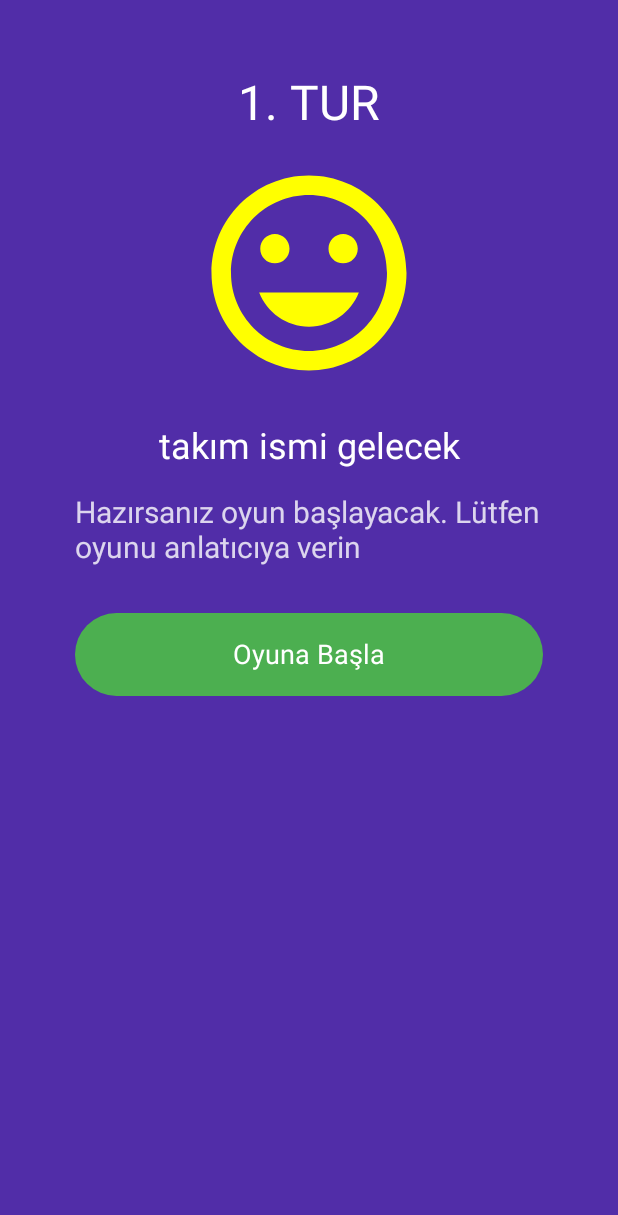
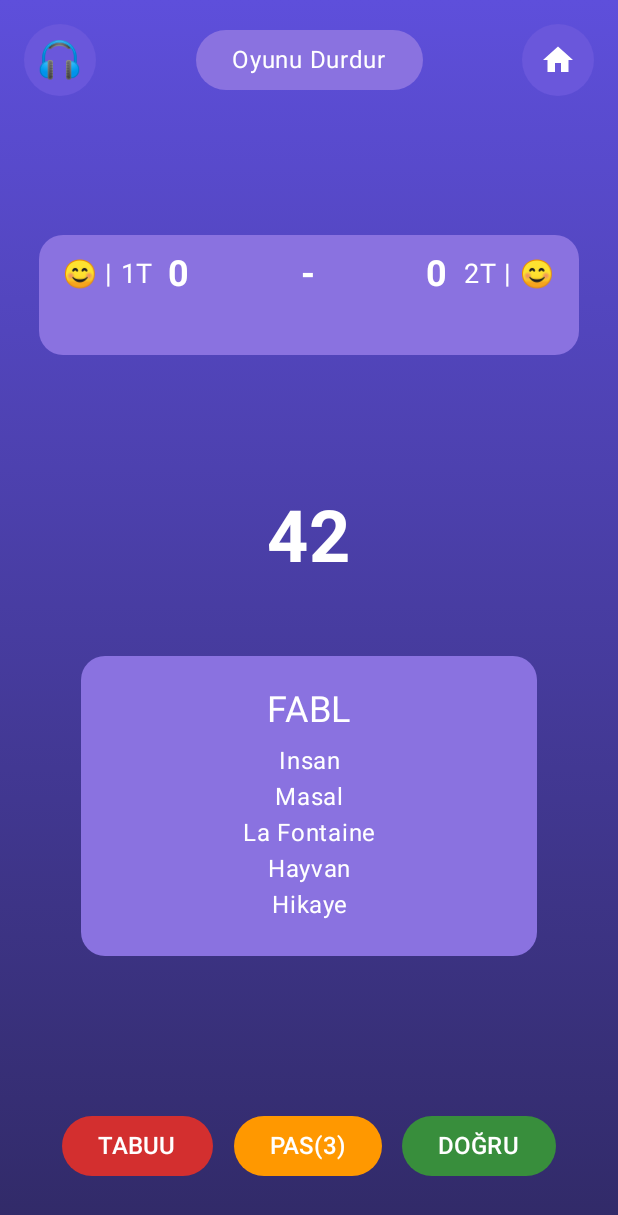
Before and after one commit to dumanYusuf/TabuChallenge, an Android app built with Jetpack Compose: the StartingPage screen opened through its navigation route, after a tap on "Oyuna Başla", on a phone screen of 412 x 824 dp. Shown: the top 1215 px of the screen. Run offline under Robolectric (Android 15) with nearby library versions, the phone set to English and light mode, and no system bars; our stand-ins replace Dagger/Hilt's generated code.

Commit message:
Game Screan UI completed

```diff
--- a/app/src/main/java/com/dumanyusuf/tabuchallenge/Screan.kt
+++ b/app/src/main/java/com/dumanyusuf/tabuchallenge/Screan.kt
@@ -5,4 +5,5 @@ sealed class Screan(val  route:String){
     object HowToPage:Screan("how_to_page")
     object TeamNamePage:Screan("team_name_page")
     object StartingPage:Screan("starting_page")
+    object GameScreanPage:Screan("game_screan")
 }
--- a/app/src/main/java/com/dumanyusuf/tabuchallenge/domain/repo/TabuRepo.kt
+++ b/app/src/main/java/com/dumanyusuf/tabuchallenge/domain/repo/TabuRepo.kt
@@ -1,10 +1,8 @@
 package com.dumanyusuf.tabuchallenge.domain.repo
 
+import com.dumanyusuf.tabuchallenge.domain.model.TeamName
 
 
 interface TabuRepo{
-
-
     suspend fun addTeamFirebase(team1:String,team2:String)
-
 }
--- /dev/null
+++ b/app/src/main/java/com/dumanyusuf/tabuchallenge/presentation/game_screan/Game Screan.kt
@@ -0,0 +1,228 @@
+package com.dumanyusuf.tabuchallenge.presentation.game_screen
+
+import androidx.compose.foundation.background
+import androidx.compose.foundation.layout.*
+import androidx.compose.foundation.shape.CircleShape
+import androidx.compose.foundation.shape.RoundedCornerShape
+import androidx.compose.material.icons.Icons
+import androidx.compose.material.icons.filled.Home
+import androidx.compose.material3.Button
+import androidx.compose.material3.ButtonDefaults
+import androidx.compose.material3.Divider
+import androidx.compose.material3.Icon
+import androidx.compose.material3.Text
+import androidx.compose.runtime.Composable
+import androidx.compose.ui.Alignment
+import androidx.compose.ui.Modifier
+import androidx.compose.ui.graphics.Color
+import androidx.compose.ui.text.style.TextAlign
+import androidx.compose.ui.unit.dp
+import androidx.compose.ui.unit.sp
+import androidx.compose.ui.graphics.Brush
+import androidx.compose.ui.text.font.FontWeight
+import androidx.compose.ui.unit.TextUnit
+import androidx.compose.ui.draw.clip
+import androidx.compose.ui.res.painterResource
+import com.dumanyusuf.tabuchallenge.domain.model.TeamName
+
+@Composable
+fun GameScrean() {
+    Column(
+        modifier = Modifier
+            .fillMaxSize()
+            .background(
+                Brush.verticalGradient(
+                    colors = listOf(
+                        Color(0xFF5E4FDB),
+                        Color(0xFF312A67)
+                    )
+                )
+            )
+            .padding(16.dp),
+        verticalArrangement = Arrangement.SpaceBetween,
+        horizontalAlignment = Alignment.CenterHorizontally
+    ) {
+        // Top Row
+        TopPanel()
+
+        TeamNameCompose()
+
+        // Timer & Words List
+        WordAndTimerSection()
+
+        // Buttons Section
+        ActionButtonsRow()
+    }
+}
+
+
+@Composable
+fun TeamNameCompose() {
+    Box(
+        modifier = Modifier
+            .fillMaxWidth()
+            .padding(10.dp)
+            .height(80.dp)
+            .clip(RoundedCornerShape(16.dp))
+            .background(Color(0xFF8A72E0))
+    ) {
+        Row(
+            modifier = Modifier
+                .fillMaxWidth()
+                .padding(horizontal = 16.dp, vertical = 12.dp),
+            horizontalArrangement = Arrangement.SpaceBetween,
+            verticalAlignment = Alignment.CenterVertically
+        ) {
+            // Birinci Takım ve Skor
+            Row(
+                verticalAlignment = Alignment.CenterVertically
+            ) {
+                Text(
+                    text = "😊 | 1T ",
+                    color = Color.White,
+                    fontSize = 18.sp,
+                    modifier = Modifier.padding(end = 4.dp)
+                )
+                Text(
+                    text = "0",
+                    color = Color.White,
+                    fontWeight = FontWeight.Bold,
+                    fontSize = 24.sp
+                )
+            }
+
+            // Skor Ayracı ve İkinci Takım Skoru
+            Text(
+                text = "-",
+                color = Color.White,
+                fontWeight = FontWeight.Bold,
+                fontSize = 24.sp
+            )
+
+            Row(
+                verticalAlignment = Alignment.CenterVertically
+            ) {
+                Text(
+                    text = "0 ",
+                    color = Color.White,
+                    fontWeight = FontWeight.Bold,
+                    fontSize = 24.sp
+                )
+                Text(
+                    text = "2T | 😊",
+                    color = Color.White,
+                    fontSize = 18.sp,
+                    modifier = Modifier.padding(start = 4.dp)
+                )
+            }
+        }
+    }
+}
+
+
+@Composable
+fun TopPanel() {
+    Row(
+        modifier = Modifier.fillMaxWidth(),
+        horizontalArrangement = Arrangement.SpaceBetween,
+        verticalAlignment = Alignment.CenterVertically
+    ) {
+        // Sound Icon Placeholder
+        Box(
+            modifier = Modifier
+                .size(48.dp)
+                .clip(CircleShape)
+                .background(Color(0xFF6A57DB)),
+            contentAlignment = Alignment.Center
+        ) {
+            Text(text = "\uD83C\uDFA7", fontSize = 24.sp, color = Color.White) // 🎧 için Unicode
+        }
+
+
+        // Pause Button
+        Box(
+            modifier = Modifier
+                .clip(RoundedCornerShape(24.dp))
+                .background(Color(0xFF8A72E0))
+                .padding(horizontal = 24.dp, vertical = 8.dp),
+            contentAlignment = Alignment.Center
+        ) {
+            Text("Oyunu Durdur", color = Color.White, fontSize = 16.sp)
+        }
+
+        // Home Icon Placeholder
+        Box(
+            modifier = Modifier
+                .size(48.dp)
+                .clip(CircleShape)
+                .background(Color(0xFF6A57DB)),
+            contentAlignment = Alignment.Center
+        ) {
+            Icon(
+                imageVector = Icons.Default.Home,
+                contentDescription = "Home",
+                tint = Color.White
+            )
+        }
+    }
+}
+
+@Composable
+fun WordAndTimerSection() {
+    Column(
+        modifier = Modifier.fillMaxWidth(),
+        horizontalAlignment = Alignment.CenterHorizontally
+    ) {
+        Text(
+            text = "42",
+            fontSize = 48.sp,
+            fontWeight = FontWeight.Bold,
+            color = Color.White,
+            modifier = Modifier.padding(bottom = 50.dp)
+        )
+
+        Box(
+            modifier = Modifier
+                .fillMaxWidth(0.8f)
+                .clip(RoundedCornerShape(16.dp))
+                .height(200.dp)
+                .background(Color(0xFF8A72E0))
+                .padding(16.dp),
+            contentAlignment = Alignment.Center
+        ) {
+            Column(horizontalAlignment = Alignment.CenterHorizontally) {
+                Text("FABL", fontSize = 24.sp, color = Color.White)
+
+                Spacer(modifier = Modifier.height(8.dp))
+                Text("Insan\nMasal\nLa Fontaine\nHayvan\nHikaye", color = Color.White, textAlign = TextAlign.Center)
+            }
+        }
+    }
+}
+
+@Composable
+fun ActionButtonsRow() {
+    Row(
+        modifier = Modifier
+            .fillMaxWidth()
+            .padding(16.dp),
+        horizontalArrangement = Arrangement.SpaceEvenly
+    ) {
+        GameButton("TABUU", Color(0xFFD32F2F))
+        GameButton("PAS(3)", Color(0xFFFF9800))
+        GameButton("DOĞRU", Color(0xFF388E3C))
+    }
+}
+
+@Composable
+fun GameButton(label: String, backgroundColor: Color) {
+    Button(
+        onClick = {},
+        colors = ButtonDefaults.buttonColors(backgroundColor),
+        modifier = Modifier
+            .clip(RoundedCornerShape(12.dp))
+            .padding(4.dp)
+    ) {
+        Text(text = label, color = Color.White, fontSize = 16.sp)
+    }
+}
--- a/app/src/main/java/com/dumanyusuf/tabuchallenge/presentation/navigation/PageController.kt
+++ b/app/src/main/java/com/dumanyusuf/tabuchallenge/presentation/navigation/PageController.kt
@@ -7,6 +7,7 @@ import androidx.navigation.compose.NavHost
 import androidx.navigation.compose.composable
 import androidx.navigation.compose.rememberNavController
 import com.dumanyusuf.tabuchallenge.Screan
+import com.dumanyusuf.tabuchallenge.presentation.game_screen.GameScrean
 import com.dumanyusuf.tabuchallenge.presentation.how_to_page.HowToPage
 import com.dumanyusuf.tabuchallenge.presentation.starting.StartingPage
 import com.dumanyusuf.tabuchallenge.presentation.welcome_page.WelcomePage
@@ -30,7 +31,10 @@ fun PageController() {
             })
         }
         composable(Screan.StartingPage.route) {
-            StartingPage()
+            StartingPage(navcontroller)
+        }
+        composable(Screan.GameScreanPage.route) {
+           GameScrean()
         }
     }
 
--- a/app/src/main/java/com/dumanyusuf/tabuchallenge/presentation/starting/StartingPage.kt
+++ b/app/src/main/java/com/dumanyusuf/tabuchallenge/presentation/starting/StartingPage.kt
@@ -19,13 +19,15 @@ import androidx.compose.ui.res.painterResource
 import androidx.compose.ui.text.TextStyle
 import androidx.compose.ui.unit.dp
 import androidx.compose.ui.unit.sp
+import androidx.navigation.NavController
 import com.dumanyusuf.tabuchallenge.R
+import com.dumanyusuf.tabuchallenge.Screan
 import com.dumanyusuf.tabuchallenge.domain.model.TeamName
 
 @SuppressLint("UnusedMaterial3ScaffoldPaddingParameter")
 @Composable
 fun StartingPage(
-
+navController: NavController
 ) {
 
     Scaffold(
@@ -68,6 +70,8 @@ fun StartingPage(
                     Button(
                         onClick = {
                             // Oyuna başlama butonu
+                            navController.navigate(Screan.GameScreanPage.route)
+
                         },
                         modifier = Modifier
                             .fillMaxWidth()
```
Also changed, not shown: app/src/main/res/drawable/home.jpg (added).
